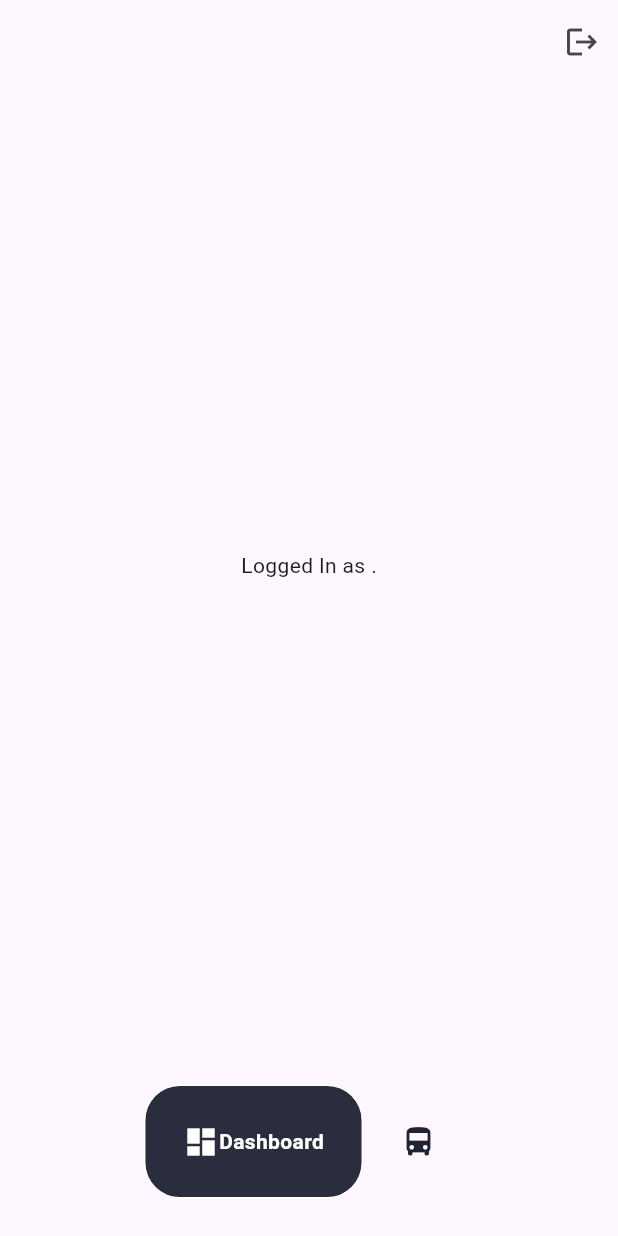
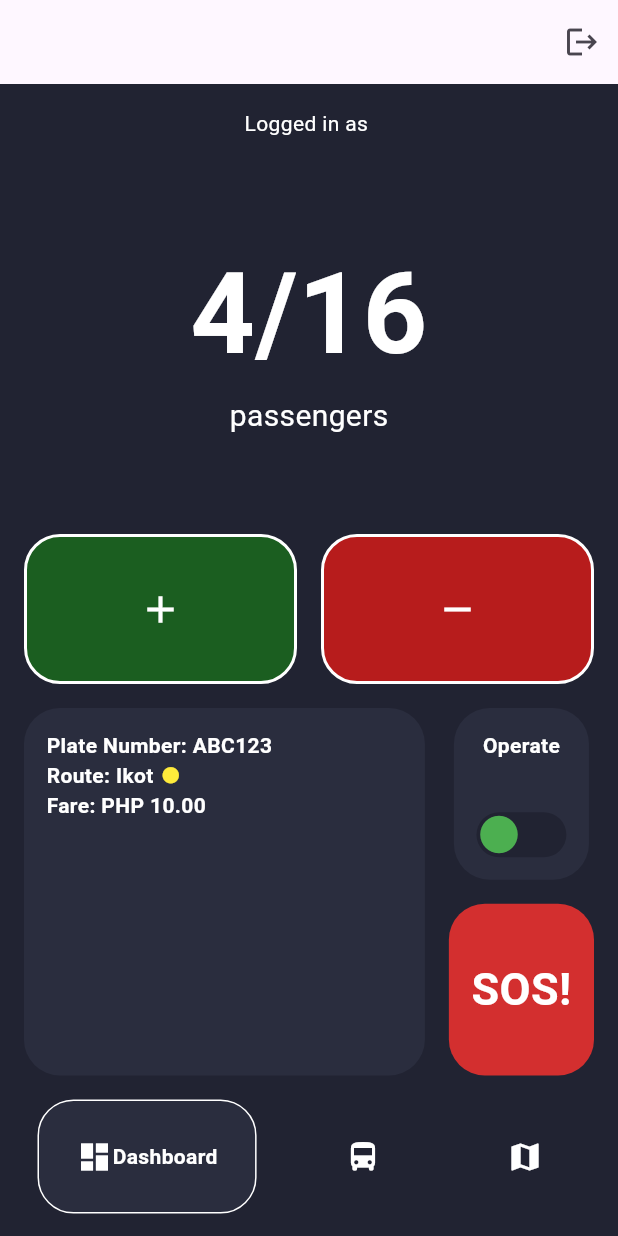
Before and after one commit to JeePS-CS-198-199-S3/driver-app, a Flutter app: the screen it shows once a user with an empty profile is signed in, on a phone screen of 412 x 824 dp. Run offline on Flutter 3.47's test engine with Material 3 defaults, Android fonts, the light colour scheme and no system bars; drawn by our look-alikes of google_nav_bar; our stand-ins replace firebase_auth, firebase_core, google_sign_in; missing offline and left inert: latlng; accounts and stored records are empty; network calls fail.

Commit message:
Chore: UI Dashboard 75% Complete

```diff
--- a/lib/components/bottom_nav_bar.dart
+++ b/lib/components/bottom_nav_bar.dart
@@ -11,11 +11,11 @@ class BottomNavBar extends StatelessWidget {
   @override
   Widget build(BuildContext context) {
     return Container(
-      margin: const EdgeInsets.all(25),
+      margin: const EdgeInsets.only(left: 25, right: 25, bottom: 15),
       child: GNav(
         onTabChange: (value) => onTabChange!(value),
-        color: Constants.bgColor,
-        mainAxisAlignment: MainAxisAlignment.center,
+        color: Colors.white,
+        mainAxisAlignment: MainAxisAlignment.spaceBetween,
         activeColor: Colors.white,
         tabBackgroundColor: Constants.secondaryColor,
         tabBorderRadius: 24,
@@ -31,6 +31,10 @@ class BottomNavBar extends StatelessWidget {
           icon: Icons.directions_bus,
           text: 'Jeeps',
         ),
+        GButton(
+          icon: Icons.map,
+          text: 'Map',
+        ),
       ]),
     );
   }
--- /dev/null
+++ b/lib/models/driver_model.dart
@@ -0,0 +1,9 @@
+class Driver {
+  final String name;
+  final String email;
+  final bool isVerified;
+  final String id;
+  final bool isOperating;
+
+  Driver({required this.name, required this.email, required this.isVerified, required this.id, required this.isOperating});
+}
--- /dev/null
+++ b/lib/models/jeep_model.dart
@@ -0,0 +1,20 @@
+import 'package:latlng/latlng.dart';
+
+class Jeep {
+  final String id;            // plate number
+  final String routeId;       // 0 for ikot
+  final String driverId;
+  final int passengerCount;
+  final int maxCapacity;
+  final num speed;
+  final LatLng location;
+
+  Jeep({
+    required this.id,
+    required this.routeId,
+    required this.driverId,
+    required this.passengerCount,
+    required this.maxCapacity,
+    required this.speed,
+    required this.location});
+}
--- /dev/null
+++ b/lib/pages/dashboard_page.dart
@@ -0,0 +1,174 @@
+import 'package:firebase_auth/firebase_auth.dart';
+import 'package:flutter/material.dart';
+import '../style/constants.dart';
+
+class DashboardPage extends StatefulWidget {
+  const DashboardPage({super.key});
+
+  @override
+  State<DashboardPage> createState() => _DashboardPageState();
+}
+
+class _DashboardPageState extends State<DashboardPage> {
+  final user = FirebaseAuth.instance.currentUser!;
+
+  @override
+  Widget build(BuildContext context) {
+    return SafeArea(
+      child: Center(
+        child: Padding(
+          padding: const EdgeInsets.all(Constants.defaultPadding),
+          child: Column(
+            children: [
+              Text(
+                "Logged in as ${user.email}",
+                style: const TextStyle(
+                  color: Colors.white,
+                  fontSize: 14
+                )
+              ),
+
+              const SizedBox(height: Constants.defaultPadding*4),
+
+              Text(
+                  "4/16",
+                  style: const TextStyle(
+                    color: Colors.white,
+                    fontSize: 75,
+                    fontWeight: FontWeight.bold
+                  )
+              ),
+              Text(
+                  "passengers",
+                  style: const TextStyle(
+                      color: Colors.white,
+                      fontSize: 20
+                  )
+              ),
+
+              const SizedBox(height: Constants.defaultPadding*4),
+
+              Row(
+                children: [
+                  Expanded(
+                    child: Container(
+                      height: 100,
+                      decoration: BoxDecoration(
+                        border: Border.all(
+                          color: Colors.white,
+                          width: 2
+                        ),
+                        borderRadius: BorderRadius.circular(24),
+                        color: Colors.green[900]
+                      ),
+                      child: Icon(
+                        Icons.add,
+                        color: Colors.white,
+                        size: 30,
+                      ),
+                    ),
+                  ),
+
+                 const SizedBox(width: Constants.defaultPadding),
+
+                  Expanded(
+                    child: Container(
+                      height: 100,
+                      decoration: BoxDecoration(
+                          border: Border.all(
+                              color: Colors.white,
+                              width: 2
+                          ),
+                          borderRadius: BorderRadius.circular(24),
+                          color: Colors.red[900]
+                      ),
+                      child: Icon(
+                        Icons.remove,
+                        color: Colors.white,
+                        size: 30,
+                      ),
+                    ),
+                  ),
+                ],
+              ),
+
+              const SizedBox(height: Constants.defaultPadding),
+
+              Expanded(
+                child: Row(
+                  crossAxisAlignment: CrossAxisAlignment.start,
+                  children: [
+                    Expanded(
+                      child: Container(
+                        padding: EdgeInsets.all(15),
+                        decoration: BoxDecoration(
+                          color: Constants.secondaryColor,
+                          borderRadius: BorderRadius.circular(24)
+                        ),
+                        child: Column(
+                          crossAxisAlignment: CrossAxisAlignment.start,
+                          children: [
+                            Text("Plate Number: ABC123", style: TextStyle(color: Colors.white, fontWeight: FontWeight.bold)),
+                            Row(
+                              children: [
+                                Text("Route: Ikot", style: TextStyle(color: Colors.white, fontWeight: FontWeight.bold)),
+                                SizedBox(width: 5),
+                                Icon(Icons.circle, color: Colors.yellow, size:13)
+                              ],
+                            ),
+                            Text("Fare: PHP 10.00", style: TextStyle(color: Colors.white, fontWeight: FontWeight.bold)),
+                          ],
+                        ),
+                      ),
+                    ),
+                    const SizedBox(width: Constants.defaultPadding),
+                    Column(
+                      children: [
+                        Expanded(
+                          child: Container(
+                              padding: EdgeInsets.all(15),
+                              decoration: BoxDecoration(
+                                  color: Constants.secondaryColor,
+                                  borderRadius: BorderRadius.circular(24)
+                              ),
+                              child: Column(
+                                mainAxisAlignment: MainAxisAlignment.spaceBetween,
+                                children: [
+                                  Text("Operate", style: TextStyle(color: Colors.white, fontWeight: FontWeight.bold)),
+                                  Stack(children: [
+                                    Container(
+                                      decoration: BoxDecoration(
+                                        color: Constants.bgColor,
+                                        borderRadius: BorderRadius.circular(20),
+                                      ),
+                                      child: SizedBox(width: 60, height: 30),
+                                    ),
+                                    Icon(Icons.circle, color: Colors.green, size: 30),
+                                  ]),
+                                ],
+                              )
+                          ),
+                        ),
+                        SizedBox(height: Constants.defaultPadding),
+                        Expanded(
+                          child: Container(
+                              padding: EdgeInsets.all(15),
+                              decoration: BoxDecoration(
+                                  color: Colors.red[700],
+                                  borderRadius: BorderRadius.circular(24)
+                              ),
+                              child: Center(child: Text("SOS!", style: TextStyle(color: Colors.white, fontWeight: FontWeight.bold, fontSize: 30))),
+                          ),
+                        ),
+                      ],
+                    ),
+                  ],
+                ),
+              ),
+            ],
+          ),
+        ),
+      )
+    );
+  }
+}
--- a/lib/pages/home_page.dart
+++ b/lib/pages/home_page.dart
@@ -2,42 +2,49 @@ import 'package:firebase_auth/firebase_auth.dart';
 import 'package:flutter/material.dart';
 
 import '../components/bottom_nav_bar.dart';
+import '../style/constants.dart';
+import 'dashboard_page.dart';
+import 'jeepney_page.dart';
+import 'map_page.dart';
 
 class HomePage extends StatefulWidget {
-  HomePage({super.key});
+  const HomePage({super.key});
 
   @override
   State<HomePage> createState() => _HomePageState();
 }
 
 class _HomePageState extends State<HomePage> {
-  final user = FirebaseAuth.instance.currentUser!;
 
   void signUserOut() {
     FirebaseAuth.instance.signOut();
   }
 
-  @override
-  Widget build(BuildContext context) {
   // navigate bottom bar
-    int _selectedIndex = 0;
+  int selectedIndex = 0;
+
   void navigateBottomBar(int index) {
     setState(() {
-        _selectedIndex = index;
+      selectedIndex = index;
     });
   }
 
   // pages
-    final List<Widget> _pages = [
+  final List<Widget> pages = [
     // Dashboard
-
+    DashboardPage(),
 
     // Jeepney List Page
+    JeepneyPage(),
 
+    // Maps Page
+    MapPage()
   ];
 
-
+  @override
+  Widget build(BuildContext context) {
     return Scaffold(
+      backgroundColor: Constants.bgColor,
       appBar: AppBar(
         actions: [
           IconButton(
@@ -49,11 +56,7 @@ class _HomePageState extends State<HomePage> {
       bottomNavigationBar: BottomNavBar(
         onTabChange: (index) => navigateBottomBar(index),
       ),
-      body: Center(
-        child: Text(
-            "Logged In as ${user.email}."
-        ),
-      ),
+      body: pages[selectedIndex]
     );
   }
 }
--- /dev/null
+++ b/lib/pages/jeepney_page.dart
@@ -0,0 +1,15 @@
+import 'package:flutter/cupertino.dart';
+
+class JeepneyPage extends StatefulWidget {
+  const JeepneyPage({super.key});
+
+  @override
+  State<JeepneyPage> createState() => _JeepneyPageState();
+}
+
+class _JeepneyPageState extends State<JeepneyPage> {
+  @override
+  Widget build(BuildContext context) {
+    return Center(child: Text("JEEP"));
+  }
+}
--- /dev/null
+++ b/lib/pages/map_page.dart
@@ -0,0 +1,15 @@
+import 'package:flutter/cupertino.dart';
+
+class MapPage extends StatefulWidget {
+  const MapPage({super.key});
+
+  @override
+  State<MapPage> createState() => _MapPageState();
+}
+
+class _MapPageState extends State<MapPage> {
+  @override
+  Widget build(BuildContext context) {
+    return Center(child: Text("MAP"));
+  }
+}
--- a/pubspec.yaml
+++ b/pubspec.yaml
@@ -39,6 +39,8 @@ dependencies:
   firebase_auth: ^4.15.2
   google_sign_in: ^6.2.0
   google_nav_bar: ^5.0.6
+  location: ^5.0.3
+  latlng: ^1.0.0
 
 dev_dependencies:
   flutter_test:
```
Also changed, not shown: pubspec.lock, 1 other file. Lines whose indentation alone changed are shown as unchanged.
